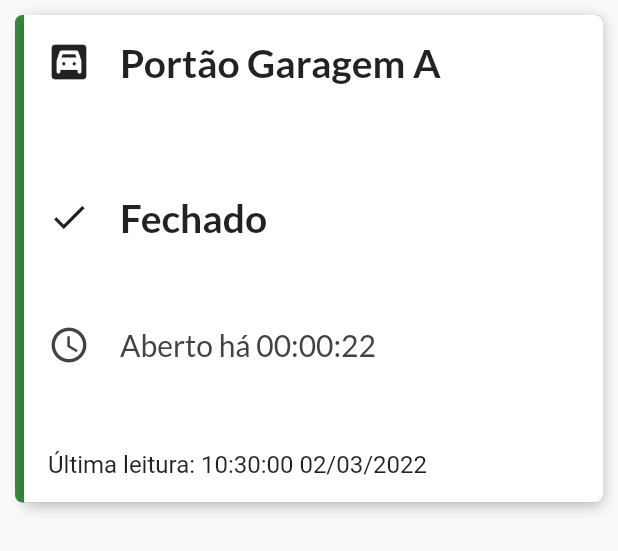
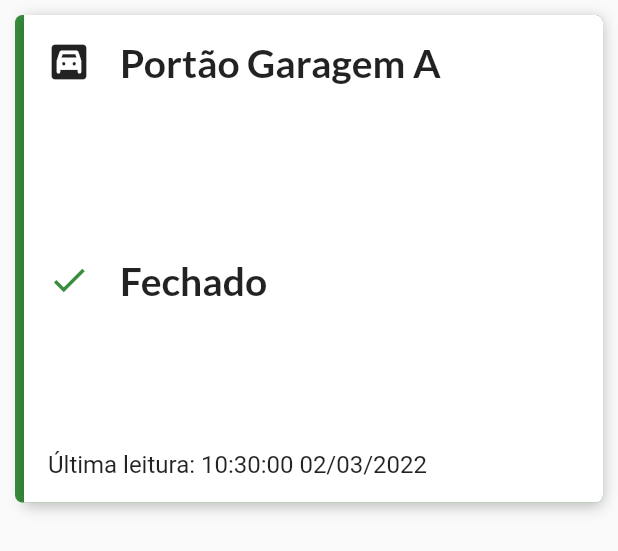
Before and after one commit to joaomarcelors/appLemaPredial, a Flutter app: the PortaoItem widget shown alone on an empty page, opened directly with empty values, on a phone screen of 412 x 824 dp. Shown: the top 551 px of the screen. Run offline on Flutter 3.47's test engine with Material 2 defaults, Android fonts, the phone set to English and light mode, and no system bars; network calls fail.

Commit message:
add code pga
adcionado a parte do portao, ainda falta mostrar quanto tempo o portao está aberto

```diff
--- a/lema_predial/lib/main.dart
+++ b/lema_predial/lib/main.dart
@@ -1,5 +1,6 @@
 import 'package:flutter/material.dart';
 import 'package:lema_predial/providers/caixa_dagua.dart';
+import 'package:lema_predial/providers/portao_garagem.dart';
 import 'package:lema_predial/utils/app_routes.dart';
 import 'package:lema_predial/views/dashboard_screen.dart';
 import 'package:provider/provider.dart';
@@ -17,6 +18,9 @@ class MyApp extends StatelessWidget {
         ChangeNotifierProvider(
           create: (ctx) => CaixaDagua(),
         ),
+        ChangeNotifierProvider(
+          create: (ctx) => PortaoGaragem(),
+        ),
       ],
       child: MaterialApp(
         title: 'Flutter Demo',
--- a/lema_predial/lib/providers/caixa_dagua.dart
+++ b/lema_predial/lib/providers/caixa_dagua.dart
@@ -12,7 +12,7 @@ class CaixaDagua with ChangeNotifier {
   }
 
   Future<void> loadInfos() async {
-    final response = await http.get(Uri.parse("${Constants.API_URL}/get.php"));
+    final response = await http.get(Uri.parse("${Constants.API_URL}/get_caixa_a.php"));
 
     var data = json.decode(response.body);
 
--- /dev/null
+++ b/lema_predial/lib/providers/portao.dart
@@ -0,0 +1,11 @@
+class Portao {
+  final int cliCod;
+  final bool status;
+  final DateTime dateTime;
+
+  Portao({
+    required this.cliCod,
+    required this.status,
+    required this.dateTime,
+  });
+}
--- a/lema_predial/lib/widgets/portao_item.dart
+++ b/lema_predial/lib/widgets/portao_item.dart
@@ -1,11 +1,12 @@
 import 'package:flutter/material.dart';
 import 'package:intl/intl.dart';
+import 'package:lema_predial/providers/portao.dart';
 import 'package:lema_predial/providers/reservatorio.dart';
 
 class PortaoItem extends StatelessWidget {
-  final Reservatorio reservatorio;
-  late int qtdBoiasTrue;
-  PortaoItem(this.reservatorio);
+  final Portao portao;
+
+  PortaoItem(this.portao);
 
   @override
   Widget build(BuildContext context) {
@@ -67,13 +68,18 @@ class PortaoItem extends StatelessWidget {
                 Row(
                   children: [
                     Icon(
+                      portao.status ? Icons.warning_amber : Icons.done,
+                      color: portao.status
+                          ? Theme.of(context).errorColor
+                          : Colors.green[700],
+
                       //Icons.access_time_outlined, relogio
-                      Icons.done,
+                      //Icons.done,
                       size: 28.0,
                     ),
                     SizedBox(width: 20),
                     Text(
-                      "Fechado",
+                      portao.status ? 'Aberto' : 'Fechado',
                       style: TextStyle(
                           fontSize: 26.0,
                           fontWeight: FontWeight.bold,
@@ -81,6 +87,7 @@ class PortaoItem extends StatelessWidget {
                     ),
                   ],
                 ),
+                if (portao.status)
                   Row(
                     children: [
                       Icon(
@@ -101,7 +108,7 @@ class PortaoItem extends StatelessWidget {
                 Row(
                   children: [
                     Text(
-                      'Última leitura: ${DateFormat('HH:mm:ss dd/MM/yyyy').format(reservatorio.dateTime)}',
+                      'Última leitura: ${DateFormat('HH:mm:ss dd/MM/yyyy').format(portao.dateTime)}',
                       style: TextStyle(
                         fontSize: 16,
                       ),
@@ -115,16 +122,4 @@ class PortaoItem extends StatelessWidget {
       ],
     );
   }
-
-  Widget _buildNivel(tamanho, color) {
-    return Container(
-      width: tamanho,
-      height: 20,
-      decoration: BoxDecoration(
-        border: Border.all(color: Colors.black, width: 1.5),
-        borderRadius: BorderRadius.circular(5),
-        color: color,
-      ),
-    );
 }
-}
```
Also changed, not shown: lema_predial/lib/providers/portao_garagem.dart (added, +38 -0 lines), lema_predial/lib/providers/reservatorio.dart (+0 -9 lines), lema_predial/lib/views/dashboard_screen.dart (+20 -11 lines). Lines whose indentation alone changed are shown as unchanged.
